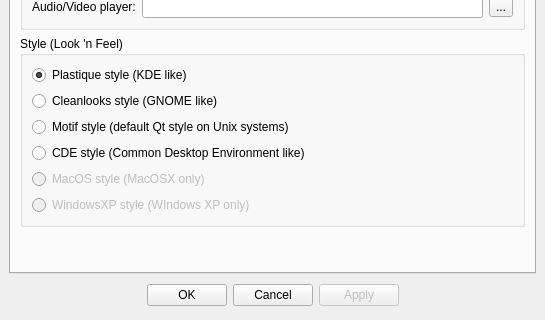
SysAdminDoc/qBittorrent-Vanced, file src/options.ui: the form before one commit; both pictures show x 0 to 545 and y 210 to 530 of the 545 by 530 pixel window.
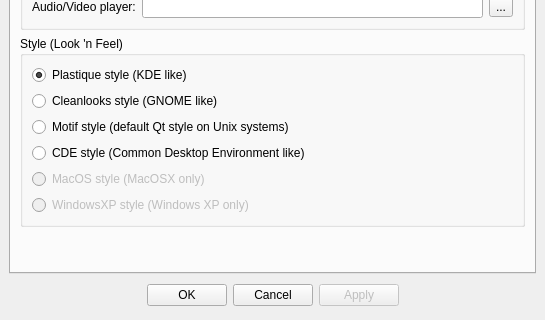
The form after the commit. The open tabs and pages were chosen to show the change.

Commit message: - Style is now applied instantly, no need to restart qBT - Fixed a typo in WIndowsXP Style

Patch:
```diff
--- a/src/options.ui
+++ b/src/options.ui
@@ -1600,7 +1600,7 @@
              <bool>false</bool>
             </property>
             <property name="text" >
-             <string>WindowsXP style (WIndows XP only)</string>
+             <string>WindowsXP style (Windows XP only)</string>
             </property>
            </widget>
           </item>
```
The commit also changes 4 other files.
